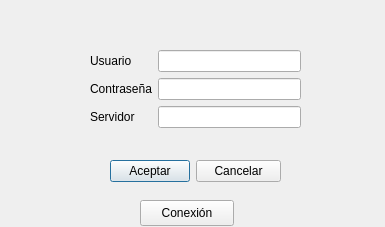
jorge-luis-dev/Arenita, file iniciarsesion.ui: the form before one commit.
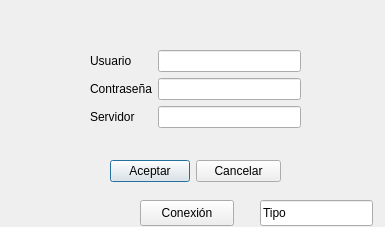
The form after the commit.

```diff
--- a/iniciarsesion.ui
+++ b/iniciarsesion.ui
@@ -104,6 +104,19 @@
     <string>Conexión</string>
    </property>
   </widget>
+  <widget class="QLineEdit" name="txtTipo">
+   <property name="geometry">
+    <rect>
+     <x>260</x>
+     <y>200</y>
+     <width>113</width>
+     <height>26</height>
+    </rect>
+   </property>
+   <property name="text">
+    <string>Tipo</string>
+   </property>
+  </widget>
  </widget>
  <resources/>
  <connections>
```
Left out of the diff: 6 changed lines with no effect on the pictures.
